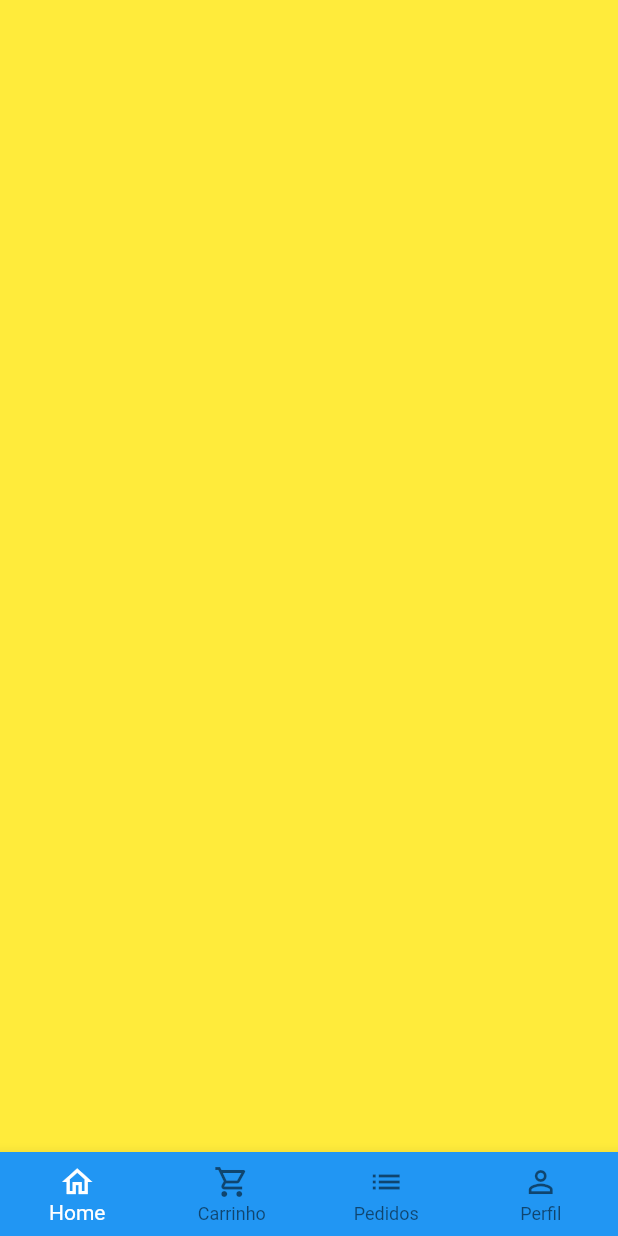
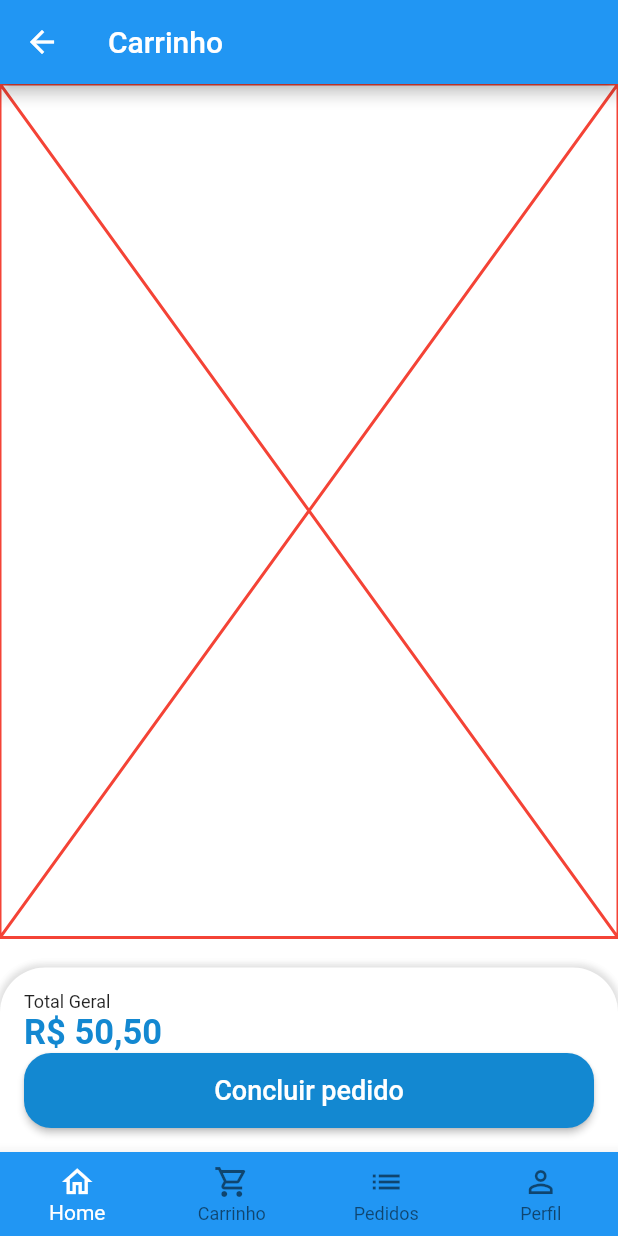
Before and after one commit to FelipeSantos92Dev/store-startto, a Flutter app: the BaseScreen screen opened directly, swiped to page 2, on a phone screen of 412 x 824 dp. Run offline on Flutter 3.47's test engine with Material 2 defaults, Android fonts, the phone set to English and light mode, and no system bars; our stand-ins replace animated_text_kit, badges, mask_text_input_formatter.

Commit message:
create cart page

```diff
--- a/lib/src/pages/base/base_screen.dart
+++ b/lib/src/pages/base/base_screen.dart
@@ -1,4 +1,5 @@
 import 'package:flutter/material.dart';
+import 'package:store/src/pages/cart/cart_tab.dart';
 
 import '../home/home_tab.dart';
 
@@ -21,7 +22,7 @@ class _BaseScreenState extends State<BaseScreen> {
         controller: pageController,
         children: [
           const HomeTab(),
-          Container(color: Colors.yellow),
+          CartTab(),
           Container(color: Colors.green),
           Container(color: Colors.brown),
         ],
--- /dev/null
+++ b/lib/src/pages/cart/cart_tab.dart
@@ -0,0 +1,78 @@
+import 'package:flutter/material.dart';
+import 'package:flutter/src/foundation/key.dart';
+import 'package:flutter/src/widgets/framework.dart';
+import 'package:store/src/config/custom_colors.dart';
+import 'package:store/src/services/utils_services.dart';
+
+class CartTab extends StatelessWidget {
+  CartTab({Key? key}) : super(key: key);
+
+  final UtilsServices utilsServices = UtilsServices();
+
+  @override
+  Widget build(BuildContext context) {
+    return Scaffold(
+      appBar: AppBar(
+        title: const Text('Carrinho'),
+      ),
+      body: Column(
+        children: [
+          const Expanded(
+            child: Placeholder(
+              color: Colors.red,
+            ),
+          ),
+          const SizedBox(height: 20),
+          Container(
+            padding: const EdgeInsets.all(16),
+            decoration: BoxDecoration(
+              color: Colors.white,
+              borderRadius: const BorderRadius.vertical(
+                top: Radius.circular(30),
+              ),
+              boxShadow: [
+                BoxShadow(
+                  color: Colors.grey.shade300,
+                  blurRadius: 3,
+                  spreadRadius: 2,
+                )
+              ],
+            ),
+            child: Column(
+              crossAxisAlignment: CrossAxisAlignment.stretch,
+              children: [
+                const Text(
+                  'Total Geral',
+                  style: TextStyle(fontSize: 12),
+                ),
+                Text(
+                  utilsServices.priceToCurrency(50.5),
+                  style: TextStyle(
+                      fontSize: 23,
+                      color: CustomColors.customSwatchColor,
+                      fontWeight: FontWeight.bold),
+                ),
+                SizedBox(
+                  height: 50,
+                  child: ElevatedButton(
+                    style: ElevatedButton.styleFrom(
+                      primary: CustomColors.customSwatchColor,
+                      shape: RoundedRectangleBorder(
+                        borderRadius: BorderRadius.circular(18),
+                      ),
+                    ),
+                    onPressed: () {},
+                    child: const Text(
+                      'Concluir pedido',
+                      style: TextStyle(fontSize: 18),
+                    ),
+                  ),
+                ),
+              ],
+            ),
+          )
+        ],
+      ),
+    );
+  }
+}
```
